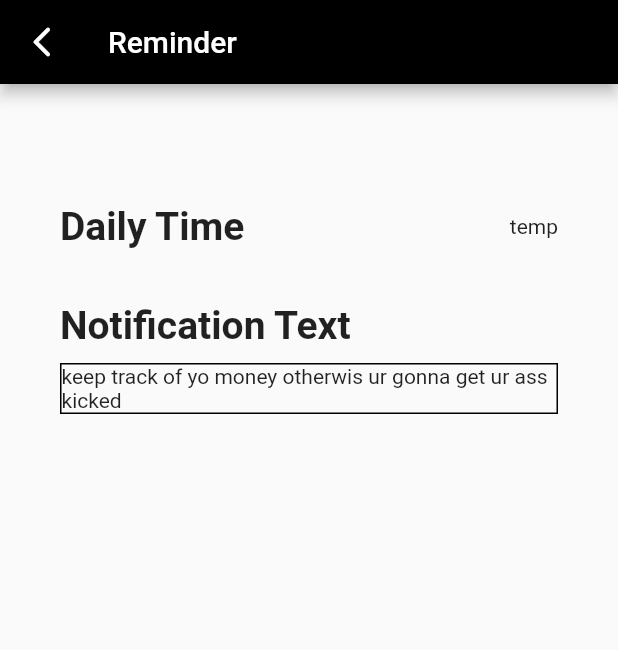
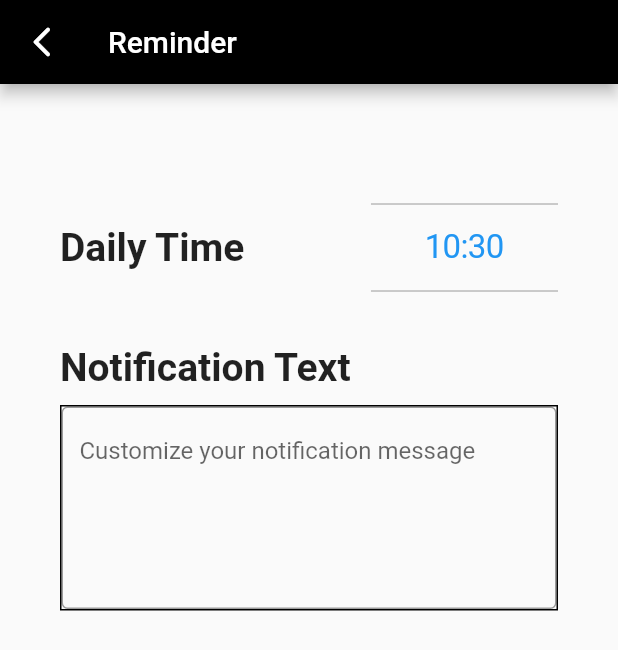
Before and after one commit to Zixuan01/CS184, a Flutter app: the ReminderPage screen opened by its route, on a phone screen of 412 x 824 dp. Shown: the top 650 px of the screen. Run offline on Flutter 3.47's test engine with Material 2 defaults, Android fonts, the phone set to English and light mode, and no system bars; our stand-ins replace firebase_auth, firebase_core; accounts and stored records are empty; network calls fail.

Commit message:
updated wishlist and reminder page

```diff
--- a/cs184/lib/main.dart
+++ b/cs184/lib/main.dart
@@ -32,7 +32,7 @@ class MyApp extends StatelessWidget {
   Widget build(BuildContext context) {
     return MaterialApp(
       title: 'CS 184 Final Project',
-      initialRoute: '/login',
+      initialRoute: '/main_page',
       routes: {
         '/login': (context) => LoginPage(),
         '/signup': (context) => SignUpPage(),
--- a/cs184/lib/me_page/reminder.dart
+++ b/cs184/lib/me_page/reminder.dart
@@ -1,5 +1,6 @@
 import 'package:flutter/material.dart';
 import 'package:intl/intl.dart';
+import 'package:flutter/cupertino.dart';
 
 class ReminderPage extends StatefulWidget {
   const ReminderPage({Key? key}) : super(key: key);
@@ -8,9 +9,9 @@ class ReminderPage extends StatefulWidget {
 }
 
 class _ReminderPageState extends State<ReminderPage> {
-    // var width = MediaQuery.of(context).size.width;
-    // var height = MediaQuery.of(context).size.height;
   int _selected_index = 0;
+  DateTime time = DateTime.now();
+  String notifText = "keep track of ur shit";
   static const option_style = TextStyle(
     fontSize: 30,
     fontWeight: FontWeight.bold,
@@ -22,12 +23,32 @@ class _ReminderPageState extends State<ReminderPage> {
     });
   }
 
+  void _showDialog(Widget child) {
+    showCupertinoModalPopup<void>(
+        context: context,
+        builder: (BuildContext context) => Container(
+              height: 216,
+              padding: const EdgeInsets.only(top: 6.0),
+              // The Bottom margin is provided to align the popup above the system navigation bar.
+              margin: EdgeInsets.only(
+                bottom: MediaQuery.of(context).viewInsets.bottom,
+              ),
+              // Provide a background color for the popup.
+              color: CupertinoColors.systemBackground.resolveFrom(context),
+              // Use a SafeArea widget to avoid system overlaps.
+              child: SafeArea(
+                top: false,
+                child: child,
+              ),
+            ));
+  }
+
   @override
   Widget build(BuildContext context) {
     return Scaffold(
       appBar: AppBar(
           backgroundColor: Colors.black,
-          title: Text(
+          title: const Text(
             "Reminder",
             textAlign: TextAlign.center,
           ),
@@ -55,8 +76,33 @@ class _ReminderPageState extends State<ReminderPage> {
                       child: Container(),
                     ),
                     Container(
-                        child:
-                          Text("temp"),
+                      child: _DatePickerItem(
+                        children: <Widget>[
+                          CupertinoButton(
+                            borderRadius: BorderRadius.zero,
+                            // Display a CupertinoDatePicker in time picker mode.
+                            onPressed: () => _showDialog(
+                              CupertinoDatePicker(
+                                initialDateTime: time,
+                                mode: CupertinoDatePickerMode.time,
+                                use24hFormat: true,
+                                // This is called when the user changes the time.
+                                onDateTimeChanged: (DateTime newTime) {
+                                  setState(() => time = newTime);
+                                },
+                              ),
+                            ),
+                            // In this example, the time value is formatted manually. You can use intl package to
+                            // format the value based on the user's locale settings.
+                            child: Text(
+                              '${time.hour}:${time.minute}',
+                              style: const TextStyle(
+                                fontSize: 22.0,
+                              ),
+                            ),
+                          ),
+                        ],
+                      ),
                       )
                   ],
                 ),
@@ -76,7 +122,19 @@ class _ReminderPageState extends State<ReminderPage> {
                   decoration: BoxDecoration(
                     border: Border.all(width: 1.0, color: Colors.black),
                   ),
-                  child: Text("keep track of yo money otherwis ur gonna get ur ass kicked"),
+                  child: TextField(
+                    decoration: const InputDecoration(
+                      border: OutlineInputBorder(),
+                      hintText: 'Customize your notification message',
+                    ),
+                    keyboardType: TextInputType.text,
+                    maxLines: 5,
+                    onChanged: (value) {
+                      setState(() {
+                        notifText = value;
+                      });
+                    },
+                  )
                 ),
               ),
             ],
@@ -86,3 +144,34 @@ class _ReminderPageState extends State<ReminderPage> {
     );
   }
 }
+
+class _DatePickerItem extends StatelessWidget {
+  const _DatePickerItem({required this.children});
+
+  final List<Widget> children;
+
+  @override
+  Widget build(BuildContext context) {
+    return DecoratedBox(
+      decoration: const BoxDecoration(
+        border: Border(
+          top: BorderSide(
+            color: CupertinoColors.inactiveGray,
+            width: 0.0,
+          ),
+          bottom: BorderSide(
+            color: CupertinoColors.inactiveGray,
+            width: 0.0,
+          ),
+        ),
+      ),
+      child: Padding(
+        padding: const EdgeInsets.symmetric(horizontal: 16.0),
+        child: Row(
+          mainAxisAlignment: MainAxisAlignment.spaceBetween,
+          children: children,
+        ),
+      ),
+    );
+  }
+}
```
Also changed, not shown: cs184/lib/me_page/wish_list.dart (+70 -3 lines), cs184/lib/save_page/save_daily.dart (indentation only).
